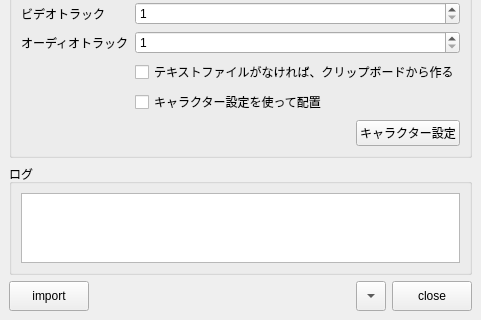
Old version of the form app/resolve/Python/rs_resolve/tool/voice_dropper/voice_dropper.ui in the repository nakano000/Resolve_Script; both pictures show x 0 to 481 and y 220 to 540 of the 481 by 540 pixel window.
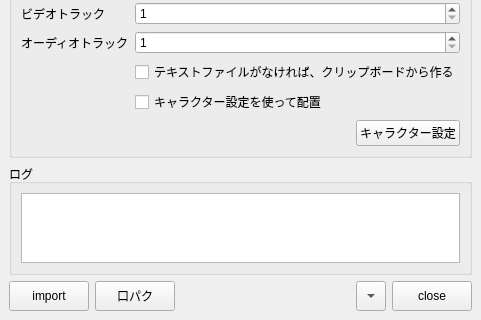
New version of the form. Custom widgets are drawn as their Qt base class.

Commit message: VoiceDroperに口パク機能追加

```diff
--- a/app/resolve/Python/rs_resolve/tool/voice_dropper/voice_dropper.ui
+++ b/app/resolve/Python/rs_resolve/tool/voice_dropper/voice_dropper.ui
@@ -7,7 +7,7 @@
     <x>0</x>
     <y>0</y>
     <width>379</width>
-    <height>469</height>
+    <height>487</height>
    </rect>
   </property>
   <property name="windowTitle">
@@ -257,6 +257,19 @@
         </property>
        </widget>
       </item>
+      <item>
+       <widget class="QPushButton" name="lipSyncButton">
+        <property name="minimumSize">
+         <size>
+          <width>80</width>
+          <height>30</height>
+         </size>
+        </property>
+        <property name="text">
+         <string>口パク</string>
+        </property>
+       </widget>
+      </item>
       <item>
        <spacer name="horizontalSpacer">
         <property name="orientation">
```
The commit also changes 10 other files.
